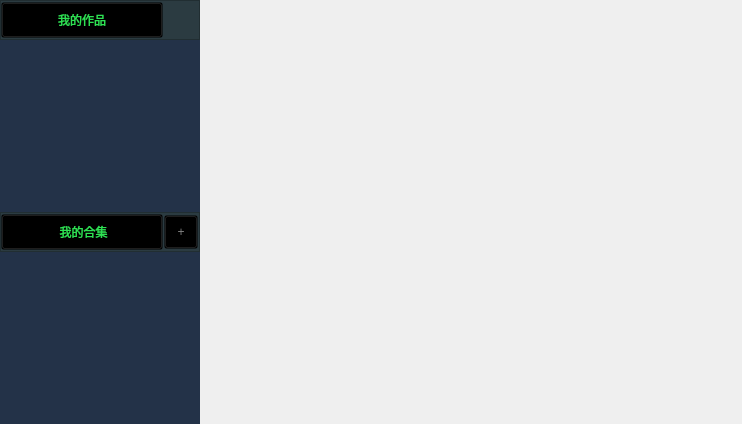
First picture: the form in VideoPlayer/creator/mywork/DoneWorks.ui, repository huizhang556/pc-video-player, before the edit.
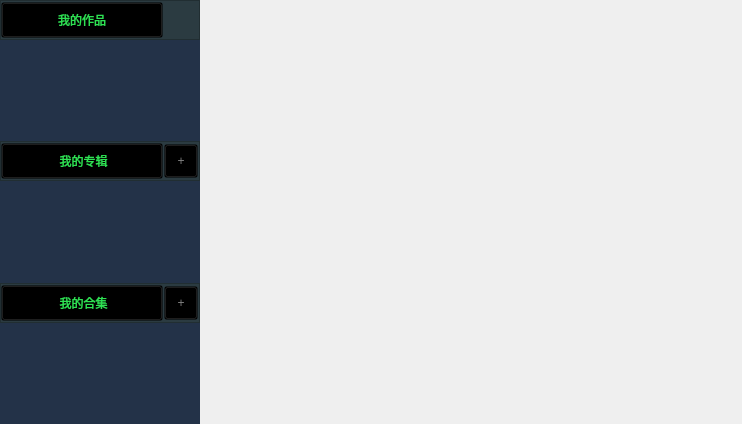
Second picture: the form after the edit. Icons and pictures are not drawn.

What changed in the file:
```diff
--- a/VideoPlayer/creator/mywork/DoneWorks.ui
+++ b/VideoPlayer/creator/mywork/DoneWorks.ui
@@ -217,6 +217,163 @@
             </property>
            </widget>
           </item>
+          <item>
+           <widget class="QFrame" name="frame_album">
+            <property name="minimumSize">
+             <size>
+              <width>0</width>
+              <height>40</height>
+             </size>
+            </property>
+            <property name="maximumSize">
+             <size>
+              <width>16777215</width>
+              <height>40</height>
+             </size>
+            </property>
+            <property name="styleSheet">
+             <string notr="true">#frame_album
+{
+background-color: rgb(43, 59, 65);
+}
+
+#frame_album:hover
+{
+background-color: #253c56;
+}</string>
+            </property>
+            <property name="frameShape">
+             <enum>QFrame::StyledPanel</enum>
+            </property>
+            <property name="frameShadow">
+             <enum>QFrame::Raised</enum>
+            </property>
+            <layout class="QHBoxLayout" name="horizontalLayout_4">
+             <property name="spacing">
+              <number>0</number>
+             </property>
+             <property name="leftMargin">
+              <number>0</number>
+             </property>
+             <property name="topMargin">
+              <number>0</number>
+             </property>
+             <property name="rightMargin">
+              <number>0</number>
+             </property>
+             <property name="bottomMargin">
+              <number>0</number>
+             </property>
+             <item>
+              <widget class="QPushButton" name="pushButton_album">
+               <property name="minimumSize">
+                <size>
+                 <width>0</width>
+                 <height>36</height>
+                </size>
+               </property>
+               <property name="maximumSize">
+                <size>
+                 <width>200</width>
+                 <height>36</height>
+                </size>
+               </property>
+               <property name="styleSheet">
+                <string notr="true">QPushButton
+{
+color: #2ee253;
+text-align: center;
+font: 800 18px &quot;微软雅黑&quot;;
+background-color: transparent;
+}
+</string>
+               </property>
+               <property name="text">
+                <string> 我的专辑</string>
+               </property>
+              </widget>
+             </item>
+             <item>
+              <widget class="QPushButton" name="pushButton_menu_album">
+               <property name="minimumSize">
+                <size>
+                 <width>36</width>
+                 <height>36</height>
+                </size>
+               </property>
+               <property name="maximumSize">
+                <size>
+                 <width>36</width>
+                 <height>36</height>
+                </size>
+               </property>
+               <property name="styleSheet">
+                <string notr="true">QPushButton
+{
+margin: 1px;
+/*border-image: url(:/images/icon/addTab.png);*/
+color: gray;
+text-align: center;
+font: 800 20px &quot;微软雅黑&quot;;
+background-color: transparent;
+}
+
+QPushButton:hover
+{
+color: white;
+/*border-image: url(:/images/icon/addTab_white.png);*/
+background-color: transparent;
+}</string>
+               </property>
+               <property name="text">
+                <string>+</string>
+               </property>
+              </widget>
+             </item>
+            </layout>
+           </widget>
+          </item>
+          <item>
+           <widget class="QListWidget" name="listWidget_albums">
+            <property name="maximumSize">
+             <size>
+              <width>200</width>
+              <height>16777215</height>
+             </size>
+            </property>
+            <property name="styleSheet">
+             <string notr="true">QListWidget
+{
+border: none;
+font: 400 15px &quot;微软雅黑&quot;;
+background-color: transparent;
+}
+
+QListWidget::item
+{
+color: transparent;
+min-height:36px;
+margin-left: 0px;
+margin-top: 5px;
+margin-bottom: 5px;
+border-radius: 4px;
+background-color: #24243c;
+}
+
+QListWidget::item:selected
+{
+color:transparent;
+background-color: transparent;
+}
+
+QListWidget::item:hover
+{
+color:transparent;
+background-color: transparent;
+}</string>
+            </property>
+           </widget>
+          </item>
           <item>
            <widget class="QFrame" name="frame_thejisort">
             <property name="minimumSize">
@@ -412,7 +569,7 @@
 }</string>
        </property>
        <property name="currentIndex">
-        <number>5</number>
+        <number>7</number>
        </property>
        <widget class="QWidget" name="page_movies">
         <layout class="QVBoxLayout" name="verticalLayout_34">
@@ -568,7 +725,33 @@
           <number>0</number>
          </property>
          <item>
-          <widget class="QListWidget" name="listWidget_medgroups"/>
+          <widget class="QListWidget" name="listWidget_medgroups">
+           <property name="styleSheet">
+            <string notr="true"/>
+           </property>
+          </widget>
+         </item>
+        </layout>
+       </widget>
+       <widget class="QWidget" name="page_album">
+        <layout class="QVBoxLayout" name="verticalLayout_5">
+         <property name="spacing">
+          <number>0</number>
+         </property>
+         <property name="leftMargin">
+          <number>0</number>
+         </property>
+         <property name="topMargin">
+          <number>0</number>
+         </property>
+         <property name="rightMargin">
+          <number>0</number>
+         </property>
+         <property name="bottomMargin">
+          <number>0</number>
+         </property>
+         <item>
+          <widget class="QListWidget" name="listWidget_albumitems"/>
          </item>
         </layout>
        </widget>
```
